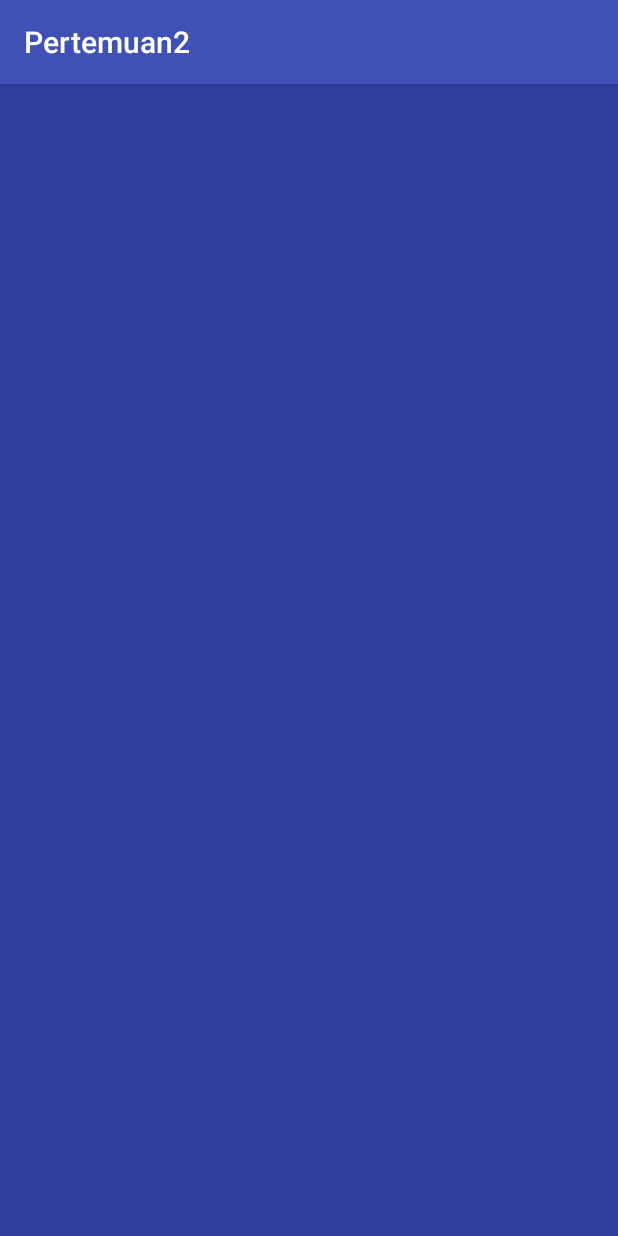
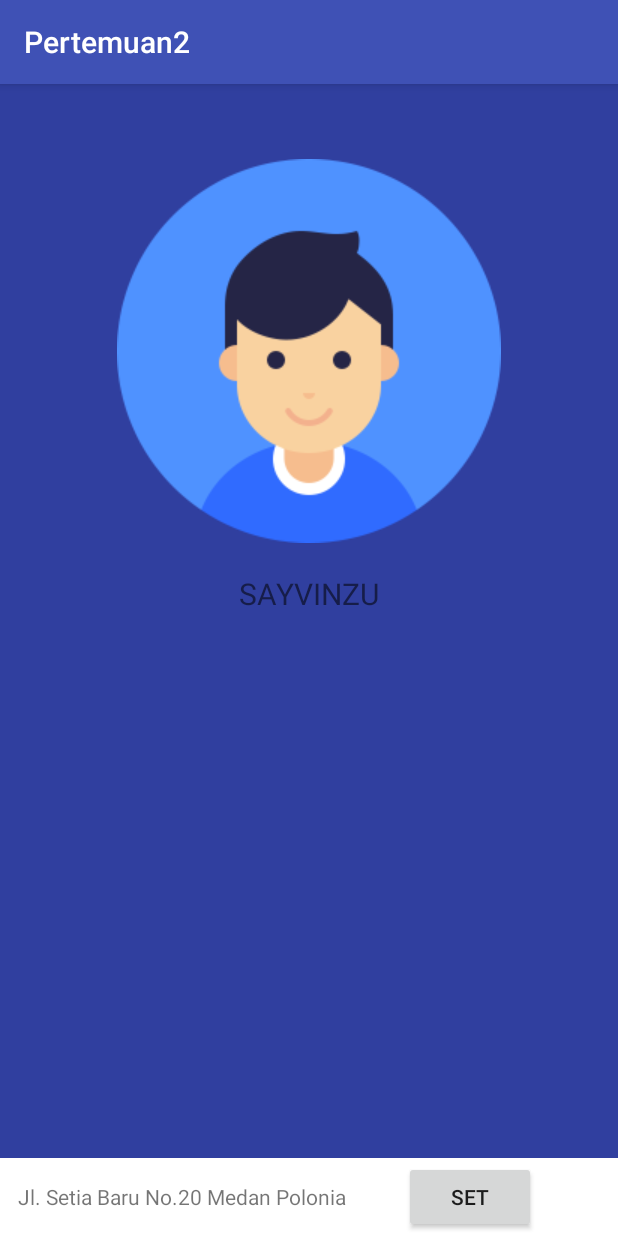
Before and after one commit to sayvinzu/Pertemuan2, an Android app: the screen it shows after launch (MainActivity), on a phone screen of 412 x 824 dp. Run offline under Robolectric (Android 15) with nearby library versions, the phone set to English and light mode, and no system bars.

Commit message:
menambah activity kalkulator

```diff
--- a/app/src/main/AndroidManifest.xml
+++ b/app/src/main/AndroidManifest.xml
@@ -15,6 +15,7 @@
                 <category android:name="android.intent.category.LAUNCHER" />
             </intent-filter>
         </activity>
+        <activity android:name=".kalkulator"></activity>
     </application>
 
 </manifest>
--- a/app/src/main/java/com/example/sayvinzu/pertemuan2/MainActivity.java
+++ b/app/src/main/java/com/example/sayvinzu/pertemuan2/MainActivity.java
@@ -2,12 +2,34 @@ package com.example.sayvinzu.pertemuan2;
 
 import android.support.v7.app.AppCompatActivity;
 import android.os.Bundle;
+import android.view.View;
+import android.widget.Button;
+import android.widget.TextView;
 
 public class MainActivity extends AppCompatActivity {
 
+    private Button BtSet;
+    private TextView TxtJln;
     @Override
     protected void onCreate(Bundle savedInstanceState) {
         super.onCreate(savedInstanceState);
         setContentView(R.layout.activity_main);
+
+        BtSet = (Button) findViewById(R.id.Bt_set);
+        TxtJln = (TextView) findViewById(R.id.text_jalan);
+
+        BtSet.setOnClickListener(new View.OnClickListener() {
+            @Override
+            public void onClick(View v) {
+                TxtJln.setText(Alamat());
+                BtSet.setText("RESET");
+            }
+        });
     }
+
+    public String Alamat (){
+        String hasil = "Jl. Cakalang No. 209 A, Bilmbing";
+        return hasil;
+    }
+
 }
--- a/app/src/main/res/layout/activity_main.xml
+++ b/app/src/main/res/layout/activity_main.xml
@@ -1,15 +1,56 @@
 <?xml version="1.0" encoding="utf-8"?>
-<LinearLayout xmlns:android="http://schemas.android.com/apk/res/android"
+<RelativeLayout xmlns:android="http://schemas.android.com/apk/res/android"
     xmlns:tools="http://schemas.android.com/tools"
     android:layout_width="match_parent"
     android:layout_height="match_parent"
-    android:paddingBottom="@dimen/activity_vertical_margin"
-    android:paddingLeft="@dimen/activity_horizontal_margin"
-    android:paddingRight="@dimen/activity_horizontal_margin"
-    android:paddingTop="@dimen/activity_vertical_margin"
+    android:gravity="center"
+    android:orientation="vertical"
     android:background="@color/colorPrimaryDark"
     tools:context="com.example.sayvinzu.pertemuan2.MainActivity">
 
 
+    <LinearLayout
+        android:paddingTop="50dp"
+        android:layout_width="match_parent"
+        android:layout_height="wrap_content"
+        android:gravity="center"
+        android:orientation="vertical">
+        <ImageView
+            android:layout_width="wrap_content"
+            android:layout_height="wrap_content"
+            android:src="@drawable/me"
+            />
+        <TextView
+            android:paddingTop="20dp"
+            android:layout_width="wrap_content"
+            android:layout_height="wrap_content"
+            android:textSize="20sp"
+            android:text="SAYVINZU"/>
+    </LinearLayout>
 
-</LinearLayout>
+    <LinearLayout
+        android:layout_width="match_parent"
+        android:layout_height="wrap_content"
+        android:orientation="horizontal"
+        android:padding="2dp"
+        android:background="#fff"
+        android:layout_alignParentBottom="true">
+
+        <TextView
+            android:id="@+id/text_jalan"
+            android:paddingLeft="10dp"
+            android:layout_width="wrap_content"
+            android:layout_height="wrap_content"
+            android:textSize="14sp"
+            android:paddingRight="35dp"
+            android:text="Jl. Setia Baru No.20 Medan Polonia "/>
+
+        <Button
+            android:id="@+id/Bt_set"
+            android:layout_width="wrap_content"
+            android:layout_height="wrap_content"
+            android:text="Set"/>
+    </LinearLayout>
+
+
+</RelativeLayout>
```
Also changed, not shown: app/src/main/java/com/example/sayvinzu/pertemuan2/kalkulator.java (added, +13 -0 lines), app/src/main/res/layout/activity_kalkulator.xml (added, +62 -0 lines), app/src/main/res/drawable/me.png (added).
